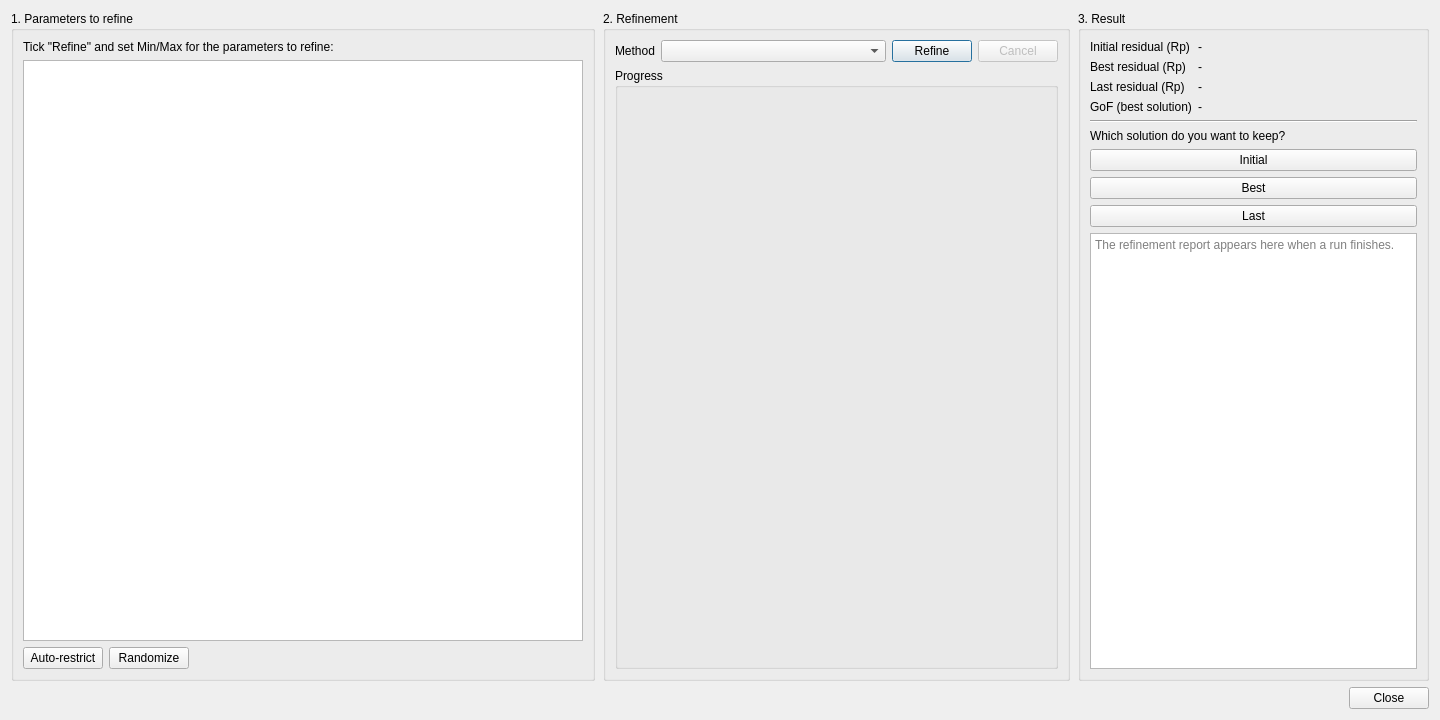
This is src/mudlab/ui/refinement.ui in Parthasarathi-Ghosh/MudLab2 as Qt 5 draws it before an edit. The edited form follows.
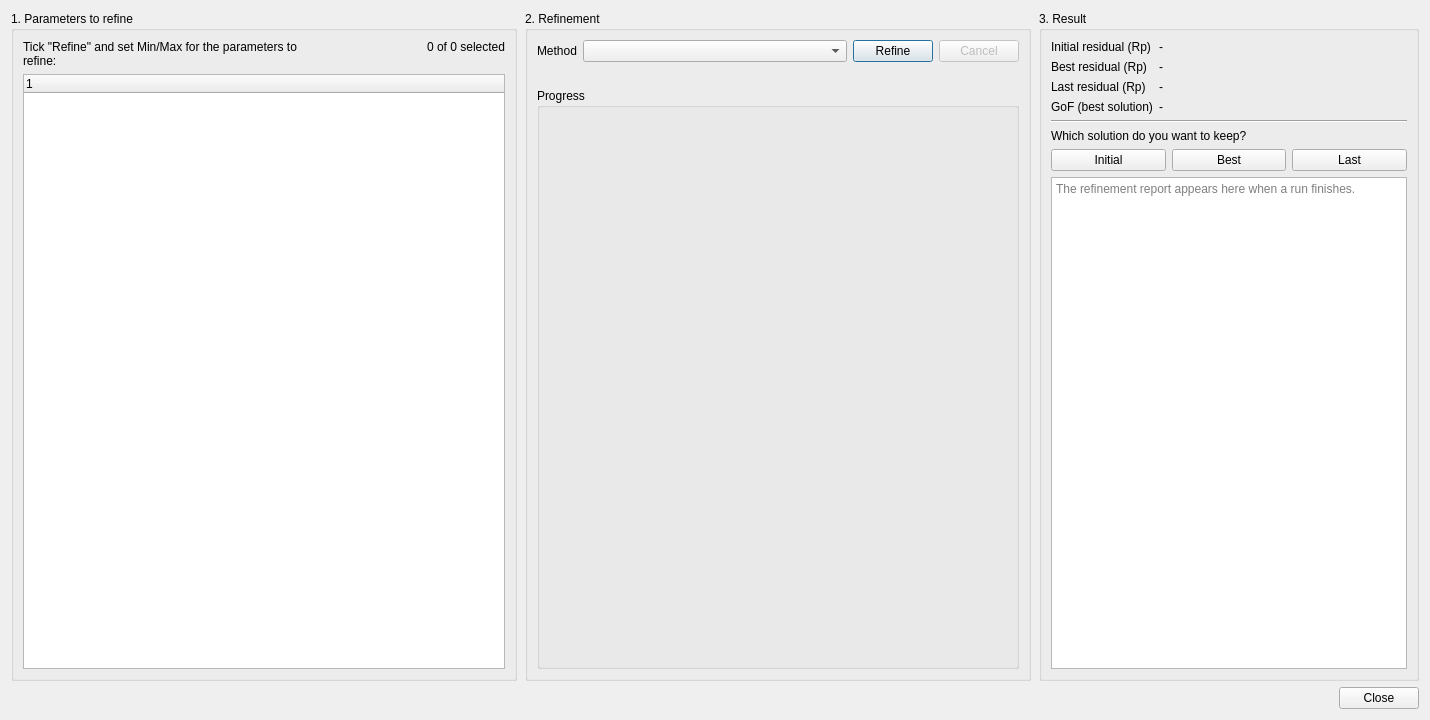
This is the edited form.

Commit message: Refine dialog: foldable parameter tree, context menu, budget + Rp breakdown

Diff of the .ui file:
```diff
--- a/src/mudlab/ui/refinement.ui
+++ b/src/mudlab/ui/refinement.ui
@@ -6,13 +6,13 @@
    <rect>
     <x>0</x>
     <y>0</y>
-    <width>1440</width>
+    <width>1430</width>
     <height>720</height>
    </rect>
   </property>
   <property name="minimumSize">
    <size>
-    <width>1350</width>
+    <width>1385</width>
     <height>580</height>
    </size>
   </property>
@@ -32,7 +32,7 @@
       <widget class="QGroupBox" name="grpParameters">
        <property name="sizePolicy">
         <sizepolicy hsizetype="Expanding" vsizetype="Preferred">
-         <horstretch>5</horstretch>
+         <horstretch>4</horstretch>
          <verstretch>0</verstretch>
         </sizepolicy>
        </property>
@@ -41,6 +41,8 @@
        </property>
        <layout class="QVBoxLayout" name="parametersLayout">
         <item>
+         <layout class="QHBoxLayout" name="refinablesHeaderRow">
+          <item>
          <widget class="QLabel" name="lblRefinables">
           <property name="text">
            <string>Tick &quot;Refine&quot; and set Min/Max for the parameters to refine:</string>
@@ -51,10 +53,25 @@
          </widget>
         </item>
         <item>
-         <widget class="QTableWidget" name="tbl_refinables">
+           <widget class="QLabel" name="lbl_selected">
+            <property name="toolTip">
+             <string>How many parameters are flagged for refinement. Every flagged parameter adds a dimension to the search, so this is what decides how long a run takes.</string>
+            </property>
+            <property name="text">
+             <string>0 of 0 selected</string>
+            </property>
+            <property name="alignment">
+             <set>Qt::AlignRight|Qt::AlignTop|Qt::AlignTrailing</set>
+            </property>
+           </widget>
+          </item>
+         </layout>
+        </item>
+        <item>
+         <widget class="QTreeWidget" name="tree_refinables">
           <property name="minimumSize">
            <size>
-            <width>390</width>
+            <width>425</width>
             <height>0</height>
            </size>
           </property>
@@ -70,44 +87,18 @@
           <property name="wordWrap">
            <bool>false</bool>
           </property>
-         </widget>
-        </item>
-        <item>
-         <layout class="QHBoxLayout" name="paramButtonRow">
-          <item>
-           <widget class="QPushButton" name="btn_auto_restrict">
-            <property name="toolTip">
-             <string>Set Min/Max to +/-20% of each flagged parameter's current value.</string>
-            </property>
-            <property name="text">
-             <string>Auto-restrict</string>
-            </property>
-           </widget>
-          </item>
-          <item>
-           <widget class="QPushButton" name="btn_randomize">
-            <property name="toolTip">
-             <string>Randomize each flagged parameter within its Min/Max.</string>
-            </property>
+          <property name="uniformRowHeights">
+           <bool>true</bool>
+          </property>
+          <property name="animated">
+           <bool>true</bool>
+          </property>
+          <column>
             <property name="text">
-             <string>Randomize</string>
-            </property>
-           </widget>
-          </item>
-          <item>
-           <spacer name="paramButtonSpacer">
-            <property name="orientation">
-             <enum>Qt::Horizontal</enum>
-            </property>
-            <property name="sizeHint" stdset="0">
-             <size>
-              <width>0</width>
-              <height>20</height>
-             </size>
-            </property>
-           </spacer>
-          </item>
-         </layout>
+            <string notr="true">1</string>
+           </property>
+          </column>
+         </widget>
         </item>
        </layout>
       </widget>
@@ -174,6 +165,19 @@
         <item>
          <layout class="QVBoxLayout" name="optionsLayout"/>
         </item>
+        <item>
+         <widget class="QLabel" name="lbl_budget">
+          <property name="toolTip">
+           <string>How much work this run may do, for the current method, options and selection. L-BFGS-B has a hard cap; Basin Hopping runs that many LOCAL minimisations and does not cap each one.</string>
+          </property>
+          <property name="text">
+           <string/>
+          </property>
+          <property name="wordWrap">
+           <bool>true</bool>
+          </property>
+         </widget>
+        </item>
         <item>
          <widget class="QGroupBox" name="grpProgress">
           <property name="title">
@@ -296,7 +300,7 @@
          </widget>
         </item>
         <item>
-         <layout class="QVBoxLayout" name="applyLayout">
+         <layout class="QHBoxLayout" name="applyLayout">
           <item>
            <widget class="QPushButton" name="btn_apply_initial">
             <property name="text">
```
Lines whose indentation alone changed are shown as unchanged. The commit also changes 5 other files.
